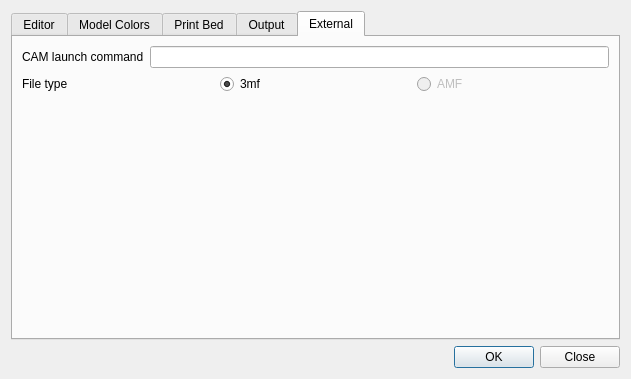
This is src/ui/preferences.ui in GilesBathgate/RapCAD as Qt 5 draws it before an edit. The edited form follows.
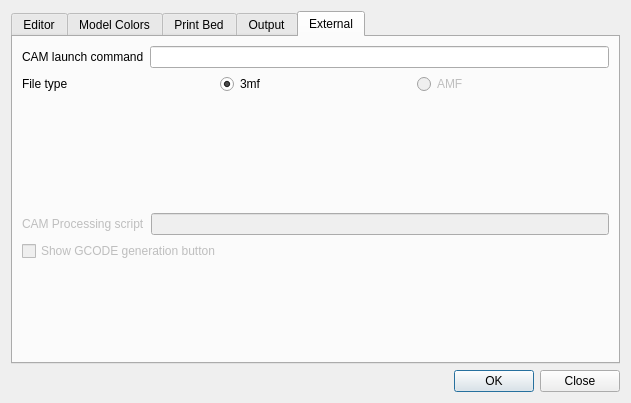
This is the edited form. The open tabs and pages were chosen to show the change.

Commit message: Added preferences for upcoming GCODE generation

```diff
--- a/src/ui/preferences.ui
+++ b/src/ui/preferences.ui
@@ -7,7 +7,7 @@
     <x>0</x>
     <y>0</y>
     <width>631</width>
-    <height>379</height>
+    <height>403</height>
    </rect>
   </property>
   <property name="windowTitle">
@@ -676,6 +676,50 @@
            </property>
           </spacer>
          </item>
+         <item>
+          <layout class="QHBoxLayout" name="horizontalLayout_7">
+           <item>
+            <widget class="QLabel" name="processingScriptlabel">
+             <property name="enabled">
+              <bool>false</bool>
+             </property>
+             <property name="text">
+              <string>CAM Processing script</string>
+             </property>
+            </widget>
+           </item>
+           <item>
+            <widget class="QLineEdit" name="processingScriptlineEdit">
+             <property name="enabled">
+              <bool>false</bool>
+             </property>
+            </widget>
+           </item>
+          </layout>
+         </item>
+         <item>
+          <widget class="QCheckBox" name="showGCODEButtonCheckbox">
+           <property name="enabled">
+            <bool>false</bool>
+           </property>
+           <property name="text">
+            <string>Show GCODE generation button</string>
+           </property>
+          </widget>
+         </item>
+         <item>
+          <spacer name="verticalSpacer_3">
+           <property name="orientation">
+            <enum>Qt::Vertical</enum>
+           </property>
+           <property name="sizeHint" stdset="0">
+            <size>
+             <width>20</width>
+             <height>40</height>
+            </size>
+           </property>
+          </spacer>
+         </item>
         </layout>
        </widget>
       </widget>
```
The commit also changes 7 other files.
